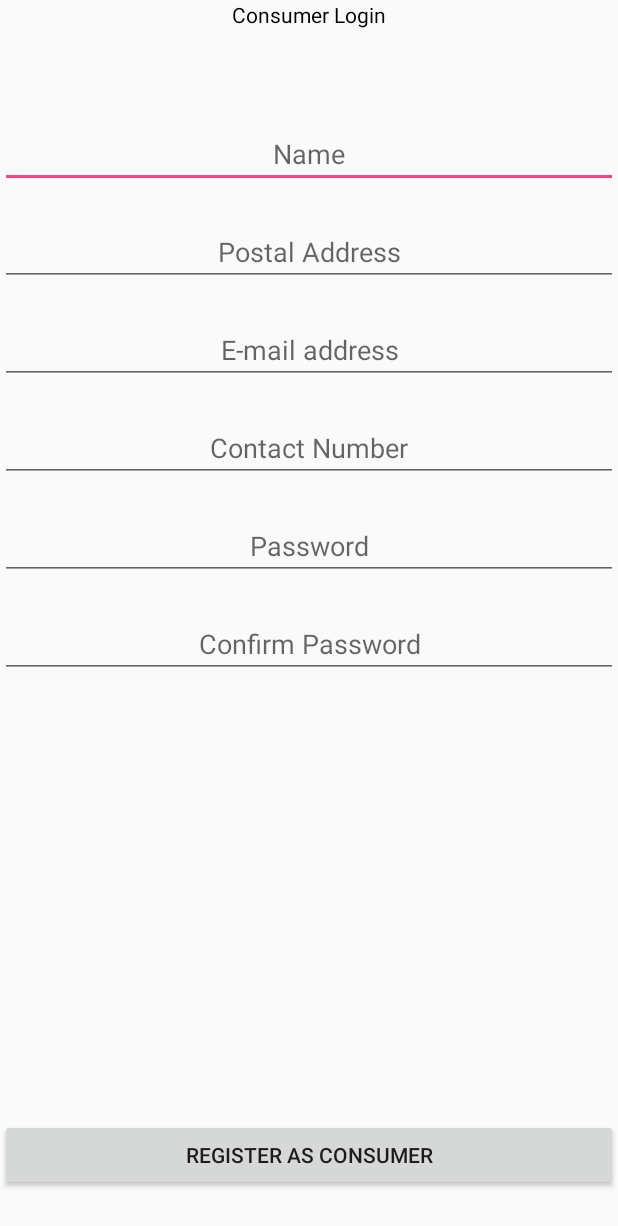
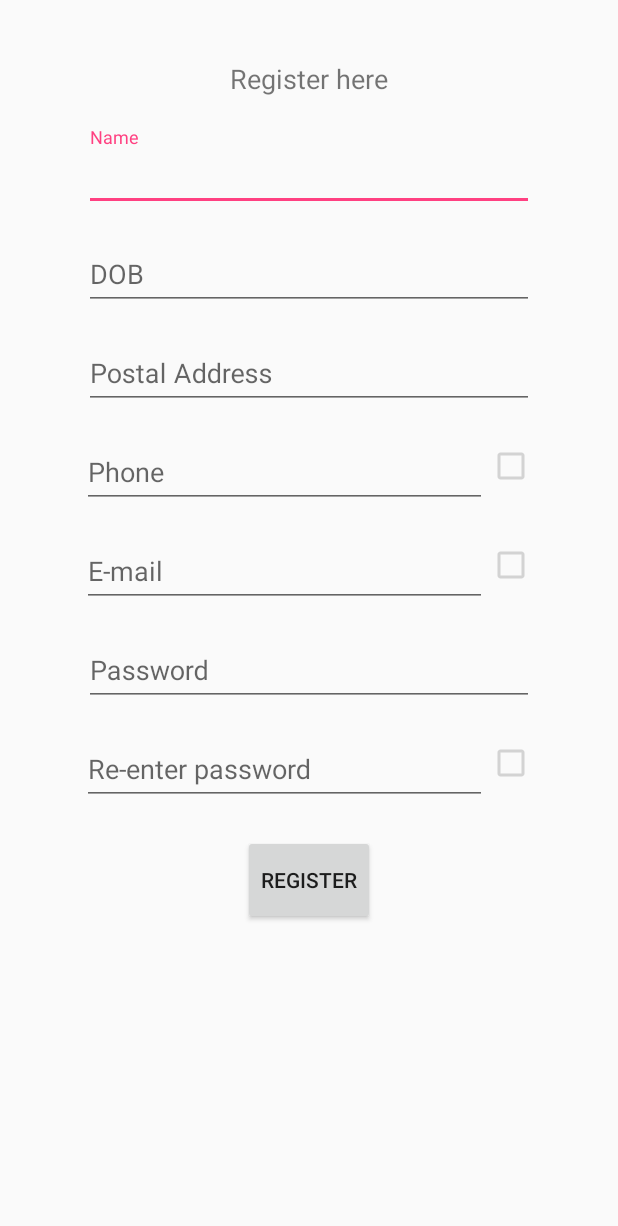
Before and after one commit to Arjunxxxl/saveyourfuel2, an Android app: the consumerREGActivity screen opened directly, with no data from a screen before it, on a phone screen of 412 x 824 dp. Shown: the top 1226 px of the screen. Run offline under Robolectric (Android 15) with nearby library versions, the phone set to English and light mode, and no system bars.

Commit message:
added textinputlayout in register

```diff
--- a/app/build.gradle
+++ b/app/build.gradle
@@ -22,6 +22,8 @@ dependencies {
     implementation fileTree(dir: 'libs', include: ['*.jar'])
     implementation 'com.android.support:appcompat-v7:26.1.0'
     implementation 'com.android.support.constraint:constraint-layout:1.0.2'
+    compile 'com.android.support:appcompat-v7:26.1.0'
+    compile 'com.android.support:design:26.1.0'
     testImplementation 'junit:junit:4.12'
     androidTestImplementation 'com.android.support.test:runner:1.0.1'
     androidTestImplementation 'com.android.support.test.espresso:espresso-core:3.0.1'
--- a/app/src/main/res/layout/activity_consumer_reg.xml
+++ b/app/src/main/res/layout/activity_consumer_reg.xml
@@ -1,102 +1,199 @@
 <?xml version="1.0" encoding="utf-8"?>
-<android.widget.RelativeLayout xmlns:android="http://schemas.android.com/apk/res/android"
+<ScrollView xmlns:android="http://schemas.android.com/apk/res/android"
     xmlns:app="http://schemas.android.com/apk/res-auto"
     xmlns:tools="http://schemas.android.com/tools"
     android:layout_width="match_parent"
     android:layout_height="match_parent"
     tools:context="com.saveyourfuel.saveyourfuel.consumerREGActivity">
 
-    <TextView
-        android:id="@+id/textView5"
-        android:layout_width="wrap_content"
-        android:layout_height="wrap_content"
-        android:layout_alignParentTop="true"
-        android:layout_centerHorizontal="true"
-        android:text="Consumer Login"
-        android:textColor="#000000"/>
-
-    <EditText
-        android:id="@+id/editText"
+    <LinearLayout
         android:layout_width="match_parent"
         android:layout_height="wrap_content"
-        android:layout_alignParentTop="true"
-        android:layout_centerHorizontal="true"
-        android:layout_marginTop="80dp"
-        android:ems="10"
-        android:inputType="textPersonName"
-        android:hint="Name"
-        android:textAlignment="center"
-        android:imeOptions="actionNext"/>
+        android:gravity="center_horizontal"
+        android:layout_marginTop="20dp"
+        android:orientation="vertical">
+        <TextView
+            android:layout_marginTop="20dp"
+            android:layout_width="wrap_content"
+            android:layout_height="wrap_content"
+            android:textSize="18sp"
+            android:text="Register here"/>
 
-    <EditText
-        android:id="@+id/editText2"
-        android:layout_width="match_parent"
-        android:layout_height="wrap_content"
-        android:layout_below="@+id/editText"
-        android:layout_marginTop="20dp"
-        android:ems="10"
-        android:inputType="textPostalAddress"
-        android:hint="Postal Address"
-        android:textAlignment="center"
-        android:imeOptions="actionNext"/>
-
-    <EditText
-        android:id="@+id/editText5"
-        android:layout_width="match_parent"
-        android:layout_height="wrap_content"
-        android:layout_below="@+id/editText2"
-        android:layout_marginTop="20dp"
-        android:ems="10"
-        android:inputType="textEmailAddress"
-        android:hint="E-mail address"
-        android:textAlignment="center"
-        android:imeOptions="actionNext"/>
-
-    <EditText
-        android:id="@+id/editText6"
-        android:layout_width="match_parent"
-        android:layout_height="wrap_content"
-        android:layout_centerVertical="true"
-        android:layout_below="@+id/editText5"
-        android:layout_marginTop="20dp"
-        android:ems="10"
-        android:inputType="phone"
-        android:hint="Contact Number"
-        android:textAlignment="center"
-        android:imeOptions="actionNext"/>
-
-    <EditText
-        android:id="@+id/editText7"
-        android:layout_width="match_parent"
-        android:layout_height="wrap_content"
-        android:layout_below="@+id/editText6"
-        android:layout_marginTop="20dp"
-        android:ems="10"
-        android:inputType="textPassword"
-        android:hint="Password"
-        android:textAlignment="center"
-        android:imeOptions="actionNext"/>
-
-    <EditText
-        android:id="@+id/editText8"
-        android:layout_width="match_parent"
-        android:layout_height="wrap_content"
-        android:layout_below="@+id/editText7"
-        android:layout_marginTop="20dp"
-        android:ems="10"
-        android:inputType="textPassword"
-        android:hint="Confirm Password"
-        android:textAlignment="center"
-        android:imeOptions="actionDone"/>
+        <LinearLayout
+            android:layout_width="wrap_content"
+            android:layout_height="match_parent"
+            android:layout_marginTop="20dp"
+            android:orientation="horizontal">
 
 
+            <android.support.design.widget.TextInputLayout
+                android:layout_width="match_parent"
+                android:layout_height="match_parent">
 
-    <Button
-        android:id="@+id/button3"
-        android:layout_width="match_parent"
-        android:layout_height="wrap_content"
-        android:layout_alignParentBottom="true"
-        android:layout_centerHorizontal="true"
-        android:layout_marginBottom="30dp"
-        android:text="Register as consumer" />
-</android.widget.RelativeLayout>
+                <android.support.design.widget.TextInputEditText
+                    android:layout_width="@dimen/registerFieldWidth"
+                    android:layout_height="wrap_content"
+                    android:hint="Name" />
+            </android.support.design.widget.TextInputLayout>
+
+
+        </LinearLayout>
+
+        <LinearLayout
+            android:layout_width="wrap_content"
+            android:layout_height="match_parent"
+            android:layout_marginTop="10dp"
+            android:orientation="horizontal">
+
+
+            <android.support.design.widget.TextInputLayout
+                android:layout_width="match_parent"
+                android:layout_height="match_parent">
+
+                <android.support.design.widget.TextInputEditText
+                    android:layout_width="@dimen/registerFieldWidth"
+                    android:layout_height="wrap_content"
+                    android:inputType="date"
+                    android:hint="DOB" />
+            </android.support.design.widget.TextInputLayout>
+        </LinearLayout>
+
+
+        <LinearLayout
+            android:layout_width="wrap_content"
+            android:layout_height="match_parent"
+            android:layout_marginTop="10dp"
+            android:orientation="horizontal">
+
+
+            <android.support.design.widget.TextInputLayout
+                android:layout_width="match_parent"
+                android:layout_height="match_parent">
+
+                <android.support.design.widget.TextInputEditText
+                    android:layout_width="@dimen/registerFieldWidth"
+                    android:inputType="textPostalAddress"
+                    android:layout_height="wrap_content"
+                    android:hint="Postal Address" />
+            </android.support.design.widget.TextInputLayout>
+        </LinearLayout>
+
+        <LinearLayout
+            android:layout_width="wrap_content"
+            android:layout_height="match_parent"
+            android:layout_marginTop="10dp"
+            android:orientation="horizontal">
+
+
+            <android.support.design.widget.TextInputLayout
+                android:layout_width="match_parent"
+                android:layout_height="match_parent">
+
+                <android.support.design.widget.TextInputEditText
+                    android:layout_width="270dp"
+                    android:layout_height="wrap_content"
+                    android:hint="Phone"
+                    android:inputType="phone" />
+            </android.support.design.widget.TextInputLayout>
+
+            <CheckBox
+                android:id="@+id/checkBox2"
+                android:layout_width="wrap_content"
+                android:layout_height="match_parent"
+                android:layout_weight="1"
+                android:checked="false"
+                android:duplicateParentState="false"
+                android:enabled="false" />
+        </LinearLayout>
+
+        <LinearLayout
+            android:layout_width="wrap_content"
+            android:layout_height="match_parent"
+            android:layout_marginTop="10dp"
+            android:orientation="horizontal">
+
+
+            <android.support.design.widget.TextInputLayout
+                android:layout_width="match_parent"
+                android:layout_height="match_parent">
+
+                <android.support.design.widget.TextInputEditText
+                    android:layout_width="270dp"
+                    android:layout_height="wrap_content"
+                    android:hint="E-mail"
+                    android:inputType="textEmailAddress" />
+
+            </android.support.design.widget.TextInputLayout>
+
+            <CheckBox
+                android:id="@+id/checkBox4"
+                android:layout_width="wrap_content"
+                android:layout_height="match_parent"
+                android:layout_weight="1"
+                android:checked="false"
+                android:duplicateParentState="false"
+                android:enabled="false" />
+
+        </LinearLayout>
+
+        <LinearLayout
+            android:layout_width="wrap_content"
+            android:layout_height="match_parent"
+            android:layout_marginTop="10dp"
+            android:orientation="horizontal">
+
+
+            <android.support.design.widget.TextInputLayout
+                android:layout_width="match_parent"
+                android:layout_height="match_parent">
+
+                <android.support.design.widget.TextInputEditText
+                    android:layout_width="@dimen/registerFieldWidth"
+                    android:layout_height="wrap_content"
+                    android:hint="Password"
+                    android:inputType="textPassword" />
+
+            </android.support.design.widget.TextInputLayout>
+        </LinearLayout>
+
+        <LinearLayout
+            android:layout_width="wrap_content"
+            android:layout_height="match_parent"
+            android:layout_marginTop="10dp"
+            android:orientation="horizontal">
+
+
+            <android.support.design.widget.TextInputLayout
+                android:layout_width="match_parent"
+                android:layout_height="match_parent">
+
+                <android.support.design.widget.TextInputEditText
+                    android:layout_width="270dp"
+                    android:layout_height="wrap_content"
+                    android:hint="Re-enter password"
+                    android:inputType="textPassword" />
+
+            </android.support.design.widget.TextInputLayout>
+
+            <CheckBox
+                android:id="@+id/checkBox"
+                android:layout_width="wrap_content"
+                android:layout_height="match_parent"
+                android:layout_weight="1"
+                android:checked="false"
+                android:duplicateParentState="false"
+                android:enabled="false" />
+
+
+        </LinearLayout>
+
+        <Button
+            android:layout_width="wrap_content"
+            android:layout_height="60dp"
+            android:id="@+id/button3"
+            android:layout_marginTop="20dp"
+            android:layout_marginBottom="50dp"
+            android:text="register" />
+
+    </LinearLayout>
+</ScrollView>
--- /dev/null
+++ b/app/src/main/res/values/dimens.xml
@@ -0,0 +1,4 @@
+<?xml version="1.0" encoding="utf-8"?>
+<resources>
+    <dimen name="registerFieldWidth">300dp</dimen>
+</resources>
```
